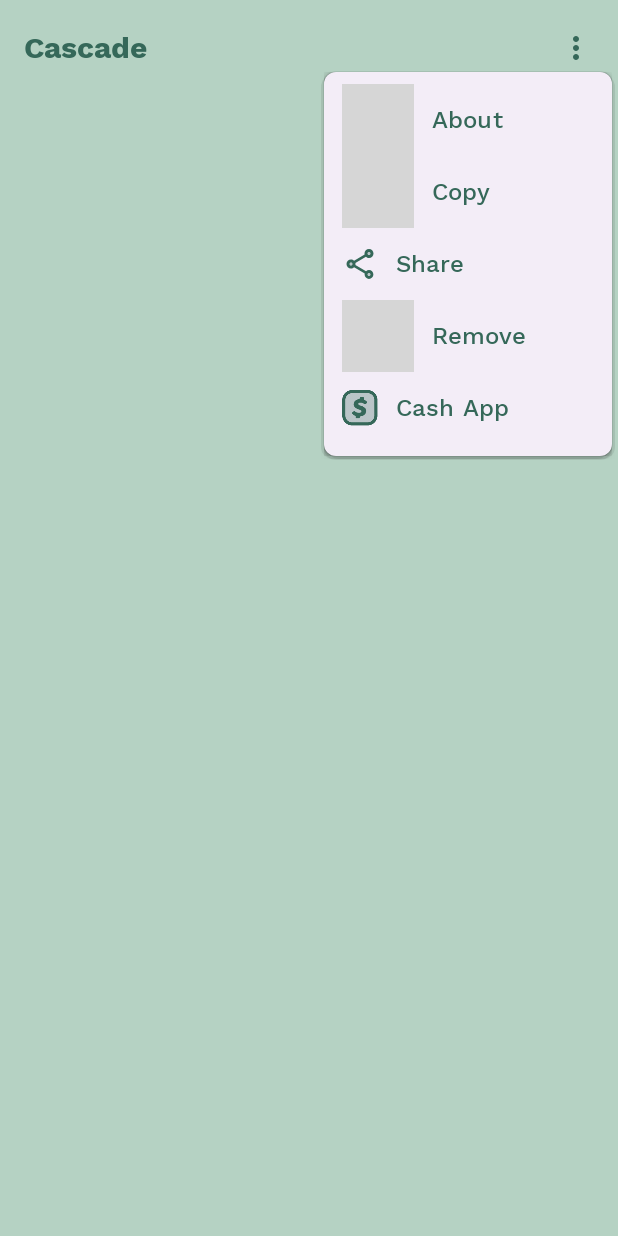
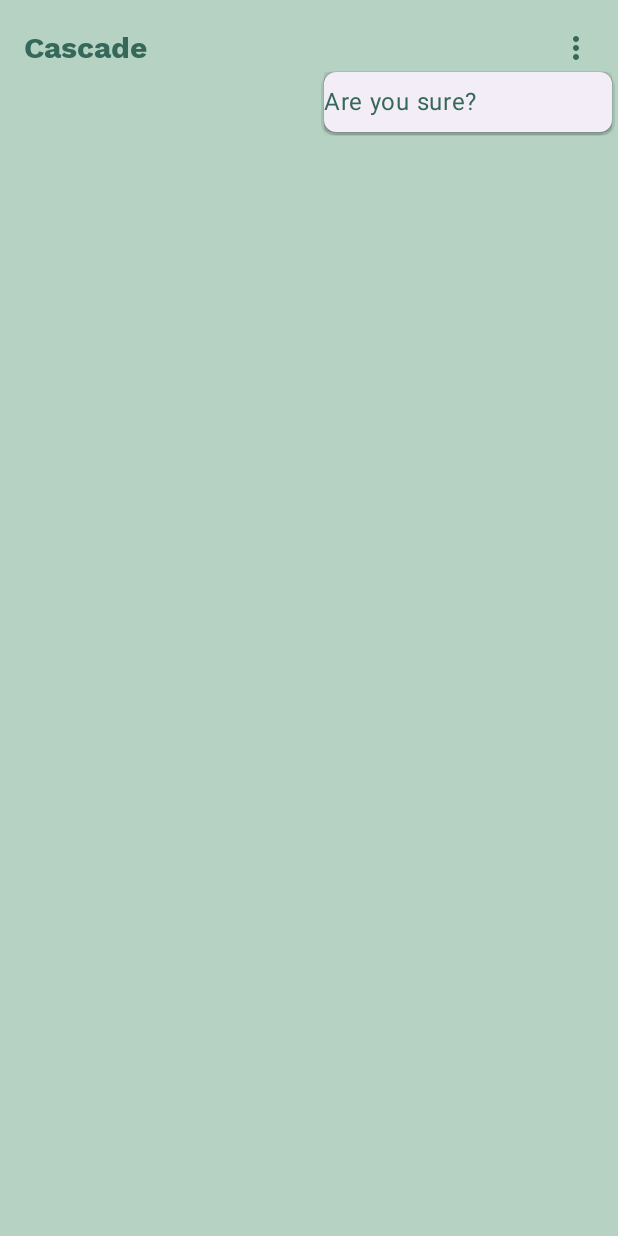
Before and after one commit to saket/cascade, an Android app built with Jetpack Compose: the screen it shows after launch (MainActivity), after a tap on "Remove", on a phone screen of 412 x 824 dp. Run offline under Robolectric (Android 15) with nearby library versions, the phone set to English and light mode, and no system bars; 2 statements that could not run were skipped; grey boxes are pictures that could not be loaded.

Commit message:
Introduce DropdownMenuHeader() for drawing menu headers

```diff
--- a/cascade-compose/src/main/java/me/saket/cascade/Cascade.kt
+++ b/cascade-compose/src/main/java/me/saket/cascade/Cascade.kt
@@ -2,21 +2,29 @@ package me.saket.cascade
 
 import androidx.compose.foundation.clickable
 import androidx.compose.foundation.interaction.MutableInteractionSource
-import androidx.compose.foundation.layout.Box
 import androidx.compose.foundation.layout.ColumnScope
 import androidx.compose.foundation.layout.LayoutScopeMarker
 import androidx.compose.foundation.layout.PaddingValues
+import androidx.compose.foundation.layout.Row
 import androidx.compose.foundation.layout.fillMaxWidth
 import androidx.compose.foundation.layout.padding
 import androidx.compose.foundation.layout.requiredWidth
 import androidx.compose.material3.DropdownMenu
 import androidx.compose.material3.DropdownMenuItem
+import androidx.compose.material3.Icon
+import androidx.compose.material3.LocalContentColor
+import androidx.compose.material3.LocalTextStyle
+import androidx.compose.material3.MaterialTheme
 import androidx.compose.material3.MenuDefaults
 import androidx.compose.material3.MenuItemColors
 import androidx.compose.runtime.Composable
+import androidx.compose.runtime.CompositionLocalProvider
+import androidx.compose.runtime.DisposableEffect
 import androidx.compose.runtime.Immutable
 import androidx.compose.runtime.remember
+import androidx.compose.ui.Alignment.Companion.CenterVertically
 import androidx.compose.ui.Modifier
+import androidx.compose.ui.res.painterResource
 import androidx.compose.ui.unit.Dp
 import androidx.compose.ui.unit.DpOffset
 import androidx.compose.ui.unit.dp
@@ -27,37 +35,35 @@ fun CascadeDropdownMenu(
   expanded: Boolean,
   onDismissRequest: () -> Unit,
   modifier: Modifier = Modifier,
+  state: CascadeState = rememberCascadeState(),
   offset: DpOffset = DpOffset(0.dp, 0.dp),
+  requiredWidth: Dp = 192.dp,
   properties: PopupProperties = PopupProperties(focusable = true),
   content: @Composable CascadeColumnScope.() -> Unit
 ) {
-  val cascadeProperties = CascadePopupProperties()
-  val state = rememberCascadeState()
-
   DropdownMenu(
-    modifier = modifier.requiredWidth(cascadeProperties.width),
+    modifier = modifier.requiredWidth(requiredWidth),
     expanded = expanded,
-    onDismissRequest = onDismissRequest,
+    onDismissRequest = { onDismissRequest() },
     offset = offset,
     properties = properties,
   ) {
-    val columnScope: ColumnScope = this
+    DisposableEffect(Unit) {
+      onDispose {
+        state.backStack.clear()
+      }
+    }
+
     val backStackEntry = state.backStack.lastOrNull()
     val currentContent = backStackEntry?.pageContent ?: content
 
-    val scope = remember {
+    backStackEntry?.header?.invoke()
+
+    val columnScope: ColumnScope = this
+    val scope = remember(columnScope) {
       object : CascadeColumnScope, ColumnScope by columnScope {
-        override val cascadeState get() = state
+        override val cascadeState: CascadeState get() = state
       }
-    }
-    if (backStackEntry != null) {
-      Box(
-        modifier = Modifier
-          .fillMaxWidth()
-          .clickable { state.navigateBack() }
-          .padding(16.dp),
-        content = { backStackEntry.header() }
-      )
     }
     scope.currentContent()
 
@@ -86,13 +92,14 @@ fun CascadeDropdownMenu(
 @LayoutScopeMarker
 interface CascadeColumnScope : ColumnScope {
   val cascadeState: CascadeState
+  val navigator get() = cascadeState
 
   @Composable
   fun DropdownMenuItem(
     text: @Composable () -> Unit,
     children: @Composable CascadeColumnScope.() -> Unit,
     modifier: Modifier = Modifier,
-    childrenHeader: @Composable () -> Unit = text,
+    childrenHeader: @Composable () -> Unit = { DropdownMenuHeader(text = text) },
     leadingIcon: @Composable (() -> Unit)? = null,
     trailingIcon: @Composable (() -> Unit)? = null,
     enabled: Boolean = true,
@@ -112,7 +119,16 @@ interface CascadeColumnScope : ColumnScope {
       },
       modifier = modifier,
       leadingIcon = leadingIcon,
-      trailingIcon = trailingIcon,
+      trailingIcon = {
+        Row(verticalAlignment = CenterVertically) {
+          trailingIcon?.invoke()
+
+          Icon(
+            painter = painterResource(R.drawable.cascade_ic_round_arrow_right_24),
+            contentDescription = null
+          )
+        }
+      },
       enabled = enabled,
       colors = colors,
       contentPadding = contentPadding,
@@ -121,12 +137,36 @@ interface CascadeColumnScope : ColumnScope {
   }
 }
 
-@Immutable
-class CascadePopupProperties(
-  val width: Dp = 192.dp
-)
-
-@Immutable
-class CascadeTheme(
-
-)
+// FYI making this function non-inline causes a strange bug where
+// the header stops changing when navigating deeper into a sub-menu.
+@Composable
+inline fun CascadeColumnScope.DropdownMenuHeader(
+  modifier: Modifier = Modifier,
+  crossinline text: @Composable () -> Unit,
+) {
+  Row(
+    modifier = modifier
+      .clickable { navigator.navigateBack() }
+      .fillMaxWidth()
+      .padding(vertical = 4.dp),
+    verticalAlignment = CenterVertically
+  ) {
+    val headerColor = LocalContentColor.current.copy(alpha = 0.6f)
+    val headerStyle = MaterialTheme.typography.labelLarge.run { // labelLarge is used by DropdownMenuItem().
+      copy(
+        fontSize = fontSize * 0.9f,
+        letterSpacing = letterSpacing * 0.9f
+      )
+    }
+    CompositionLocalProvider(
+      LocalContentColor provides headerColor,
+      LocalTextStyle provides headerStyle
+    ) {
+      Icon(
+        painter = painterResource(R.drawable.cascade_ic_round_arrow_left_32),
+        contentDescription = null
+      )
+      text()
+    }
+  }
+}
--- a/cascade-compose/src/main/java/me/saket/cascade/cascadeBackNavigator.kt
+++ b/cascade-compose/src/main/java/me/saket/cascade/cascadeBackNavigator.kt
@@ -51,7 +51,7 @@ interface CascadeBackNavigator2 {
   fun navigateBack()
 }
 
-class CascadeBackStackEntry(
+internal class CascadeBackStackEntry(
   val header: @Composable () -> Unit,
   val pageContent: @Composable CascadeColumnScope.() -> Unit
 )
--- a/sample/src/main/java/me/saket/cascade/sample/MainActivity.kt
+++ b/sample/src/main/java/me/saket/cascade/sample/MainActivity.kt
@@ -11,7 +11,7 @@ import androidx.compose.foundation.layout.size
 import androidx.compose.material.icons.Icons
 import androidx.compose.material.icons.rounded.MoreVert
 import androidx.compose.material.icons.twotone.ContentCopy
-import androidx.compose.material.icons.twotone.DeleteSweep
+import androidx.compose.material.icons.twotone.Delete
 import androidx.compose.material.icons.twotone.Language
 import androidx.compose.material.icons.twotone.Share
 import androidx.compose.material3.DropdownMenuItem
@@ -27,7 +27,6 @@ import androidx.compose.runtime.mutableStateOf
 import androidx.compose.runtime.saveable.rememberSaveable
 import androidx.compose.ui.Alignment
 import androidx.compose.ui.Modifier
-import androidx.compose.ui.draw.shadow
 import androidx.compose.ui.graphics.Color
 import androidx.compose.ui.res.painterResource
 import androidx.compose.ui.res.stringResource
@@ -127,13 +126,14 @@ class MainActivity : AppCompatActivity() {
       )
       DropdownMenuItem(
         text = { Text("Remove") },
-        leadingIcon = { Icon(Icons.TwoTone.DeleteSweep, contentDescription = null) },
-        onClick = {},
+        leadingIcon = { Icon(Icons.TwoTone.Delete, contentDescription = null) },
+        childrenHeader = { Text("Are you sure?") },
+        children = {},
       )
       DropdownMenuItem(
         text = { Text("Cash App") },
         leadingIcon = { Icon(painterResource(R.drawable.ic_cash_app_24), contentDescription = null) },
-        onClick = {},
+        children = {},
       )
     }
   }
```
